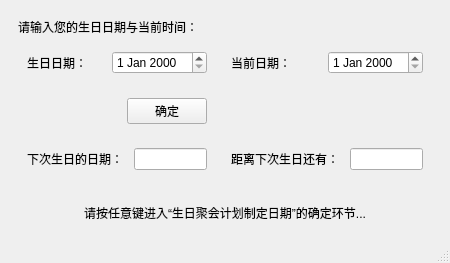
Before: the Qt Designer form mainwindow.ui in Deyu-Kong/BPPN, drawn with Qt 5.
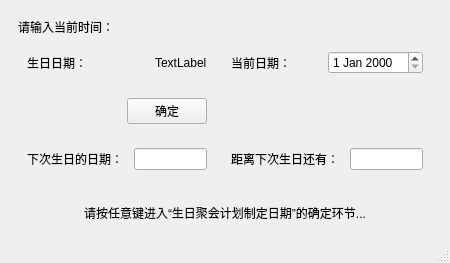
After: the same form once the commit is applied. Icons and pictures are not drawn.

```diff
--- a/mainwindow.ui
+++ b/mainwindow.ui
@@ -146,7 +146,11 @@
            </spacer>
           </item>
           <item>
-           <widget class="QDateEdit" name="dateEdit"/>
+           <widget class="QLabel" name="birthday">
+            <property name="text">
+             <string>TextLabel</string>
+            </property>
+           </widget>
           </item>
          </layout>
         </widget>
@@ -180,7 +184,7 @@
        <item row="0" column="0">
         <widget class="QLabel" name="label_4">
          <property name="text">
-          <string>请输入您的生日日期与当前时间：</string>
+          <string>请输入当前时间：</string>
          </property>
         </widget>
        </item>
```
